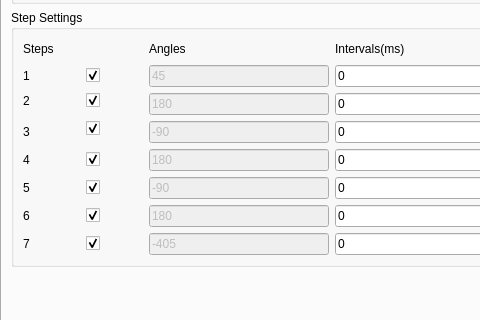
Before: the Qt Designer form ui/mainwindow.ui in hmj6639/dz, drawn with Qt 5; both pictures show x 0 to 480 and y 161 to 481 of the 876 by 616 pixel window.
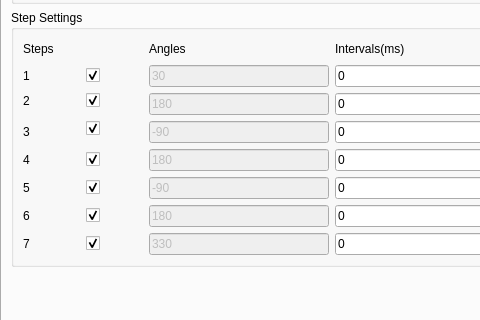
After: the same form once the commit is applied. The open tabs and pages were chosen to show the change. Icons and pictures are not drawn.

What changed in the file:
```diff
--- a/ui/mainwindow.ui
+++ b/ui/mainwindow.ui
@@ -954,7 +954,7 @@
               </size>
              </property>
              <property name="text">
-              <string>45</string>
+              <string>30</string>
              </property>
             </widget>
            </item>
@@ -1276,7 +1276,7 @@
               </sizepolicy>
              </property>
              <property name="text">
-              <string>-405</string>
+              <string>330</string>
              </property>
             </widget>
            </item>
```
Left out of the diff: 3 changed lines with no effect on the pictures.
